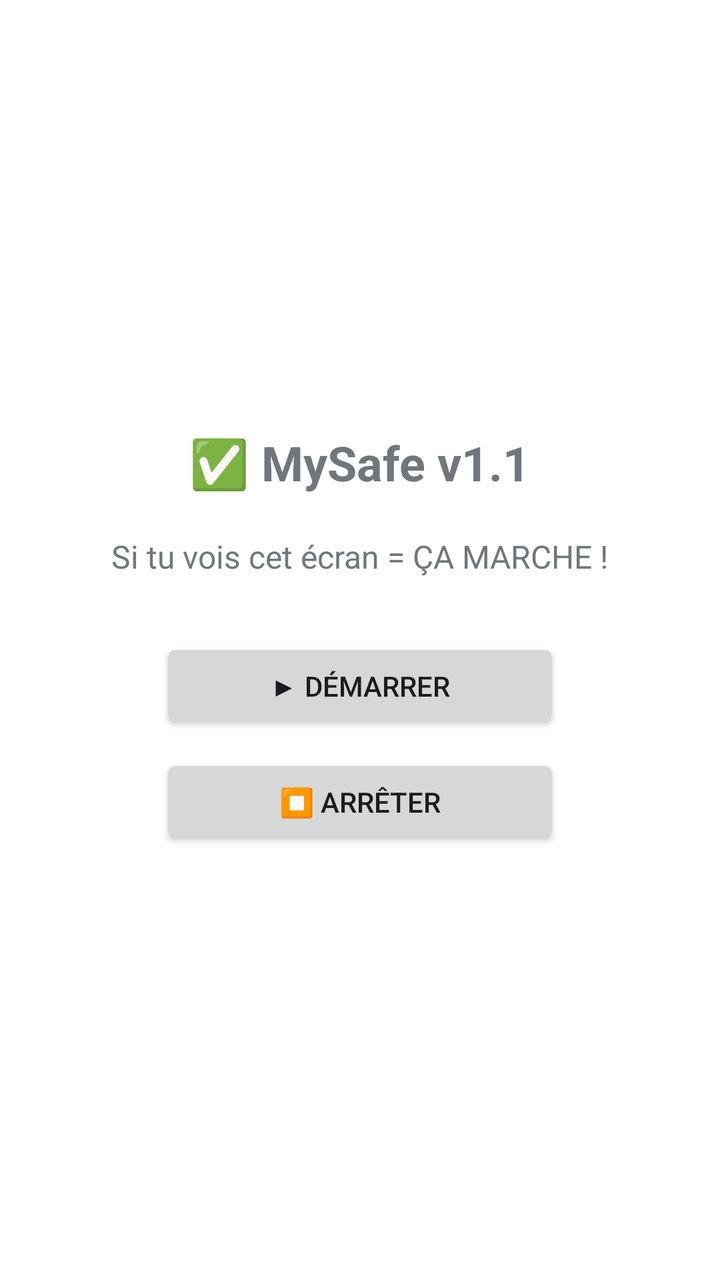
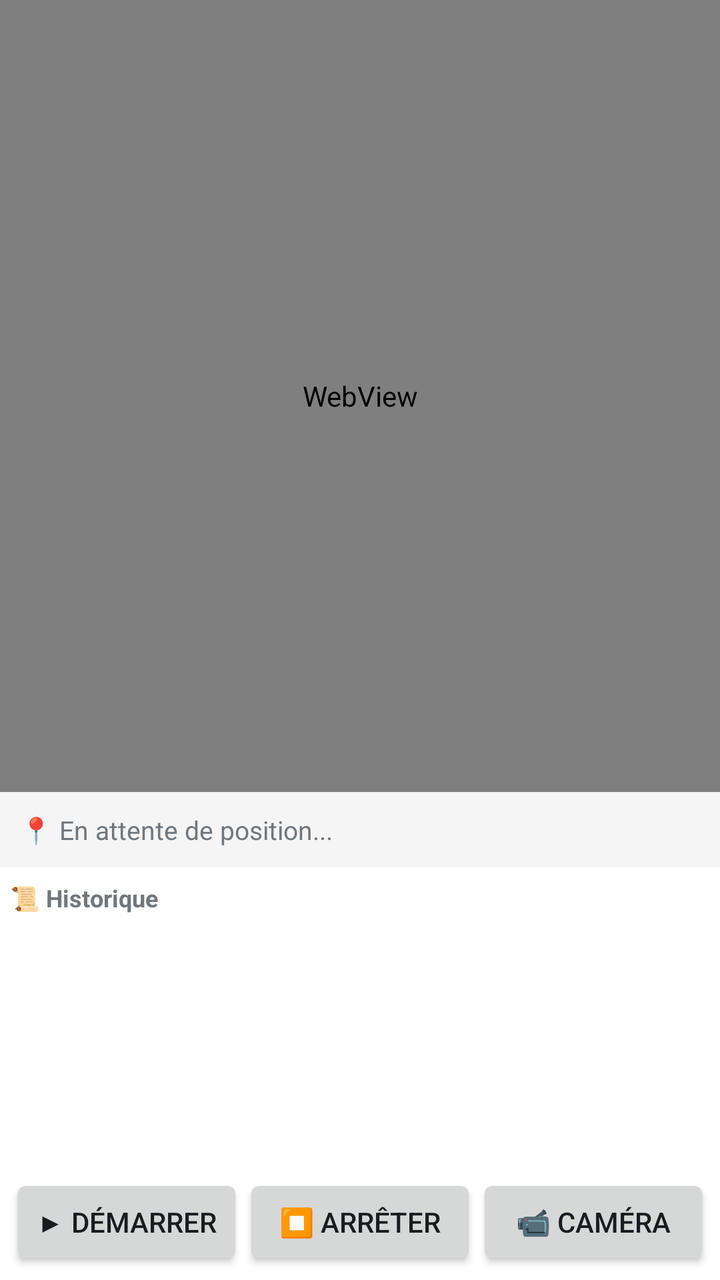

Before-and-after screenshots of an Android layout around one commit, followed by the original layout XML and the change that was made.
<!-- AndroidManifest.xml: application theme android:Theme.DeviceDefault.Light -->
<!-- res/layout/activity_main.xml -->
<?xml version="1.0" encoding="utf-8"?>
<LinearLayout xmlns:android="http://schemas.android.com/apk/res/android"
    android:layout_width="match_parent"
    android:layout_height="match_parent"
    android:orientation="vertical"
    android:background="#FFFFFF"
    android:gravity="center">

    <TextView
        android:layout_width="wrap_content"
        android:layout_height="wrap_content"
        android:text="✅ MySafe v1.1"
        android:textSize="24sp"
        android:textStyle="bold"/>

    <TextView
        android:layout_width="wrap_content"
        android:layout_height="wrap_content"
        android:text="Si tu vois cet écran = ÇA MARCHE !"
        android:textSize="16sp"
        android:layout_marginTop="20dp"/>

    <Button
        android:id="@+id/start_btn"
        android:layout_width="200dp"
        android:layout_height="wrap_content"
        android:text="▶ Démarrer"
        android:layout_marginTop="30dp"/>

    <Button
        android:id="@+id/stop_btn"
        android:layout_width="200dp"
        android:layout_height="wrap_content"
        android:text="⏹ Arrêter"
        android:layout_marginTop="10dp"/>

</LinearLayout>
<!-- resources referenced by this layout -->
<resources>

</resources>

<!-- the commit's change to res/layout/activity_main.xml (unified diff, before → after) -->
@@ -3,35 +3,67 @@
     android:layout_width="match_parent"
     android:layout_height="match_parent"
     android:orientation="vertical"
-    android:background="#FFFFFF"
-    android:gravity="center">
+    android:background="#FFFFFF">
 
+    
+    <WebView
+        android:id="@+id/map_webview"
+        android:layout_width="match_parent"
+        android:layout_height="0dp"
+        android:layout_weight="1"/>
+
+    
     <TextView
-        android:layout_width="wrap_content"
+        android:id="@+id/position_tv"
+        android:layout_width="match_parent"
         android:layout_height="wrap_content"
-        android:text="✅ MySafe v1.1"
-        android:textSize="24sp"
-        android:textStyle="bold"/>
+        android:text="📍 En attente de position..."
+        android:padding="10dp"
+        android:textSize="13sp"
+        android:background="#F5F5F5"/>
 
+    
     <TextView
-        android:layout_width="wrap_content"
+        android:layout_width="match_parent"
         android:layout_height="wrap_content"
-        android:text="Si tu vois cet écran = ÇA MARCHE !"
-        android:textSize="16sp"
-        android:layout_marginTop="20dp"/>
+        android:text="📜 Historique"
+        android:textSize="12sp"
+        android:textStyle="bold"
+        android:padding="5dp"
+        android:layout_marginTop="2dp"/>
 
-    <Button
-        android:id="@+id/start_btn"
-        android:layout_width="200dp"
+    <ListView
+        android:id="@+id/history_list"
+        android:layout_width="match_parent"
+        android:layout_height="120dp"/>
+
+    
+    <LinearLayout
+        android:layout_width="match_parent"
         android:layout_height="wrap_content"
-        android:text="▶ Démarrer"
-        android:layout_marginTop="30dp"/>
+        android:orientation="horizontal"
+        android:padding="5dp">
 
-    <Button
-        android:id="@+id/stop_btn"
-        android:layout_width="200dp"
-        android:layout_height="wrap_content"
-        android:text="⏹ Arrêter"
-        android:layout_marginTop="10dp"/>
+        <Button
+            android:id="@+id/start_btn"
+            android:layout_width="0dp"
+            android:layout_height="wrap_content"
+            android:layout_weight="1"
+            android:text="▶ Démarrer"/>
+
+        <Button
+            android:id="@+id/stop_btn"
+            android:layout_width="0dp"
+            android:layout_height="wrap_content"
+            android:layout_weight="1"
+            android:text="⏹ Arrêter"/>
+
+        <Button
+            android:id="@+id/camera_btn"
+            android:layout_width="0dp"
+            android:layout_height="wrap_content"
+            android:layout_weight="1"
+            android:text="📹 Caméra"/>
+    </LinearLayout>
 
 </LinearLayout>
